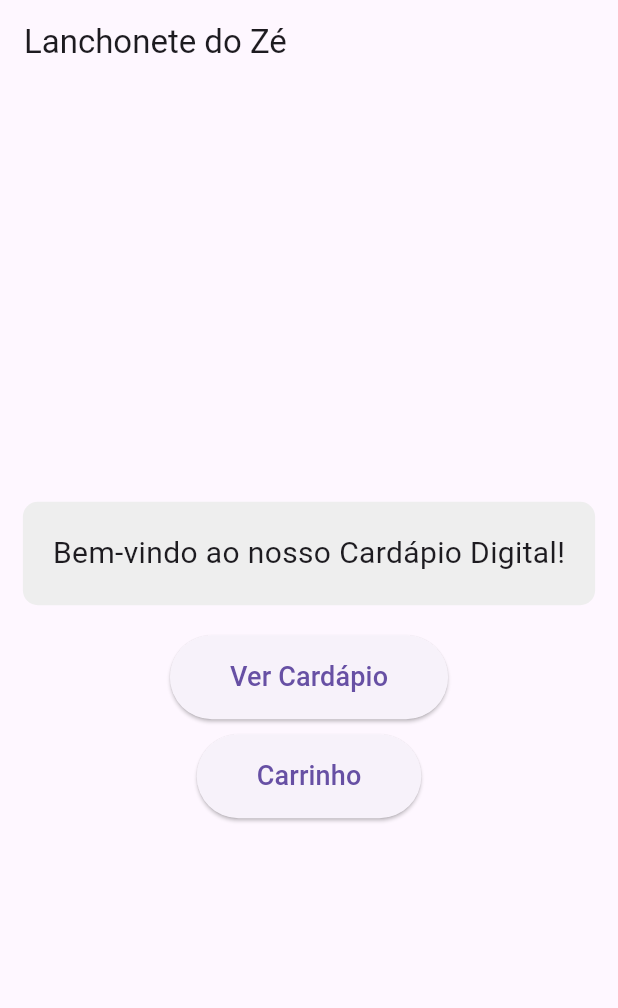
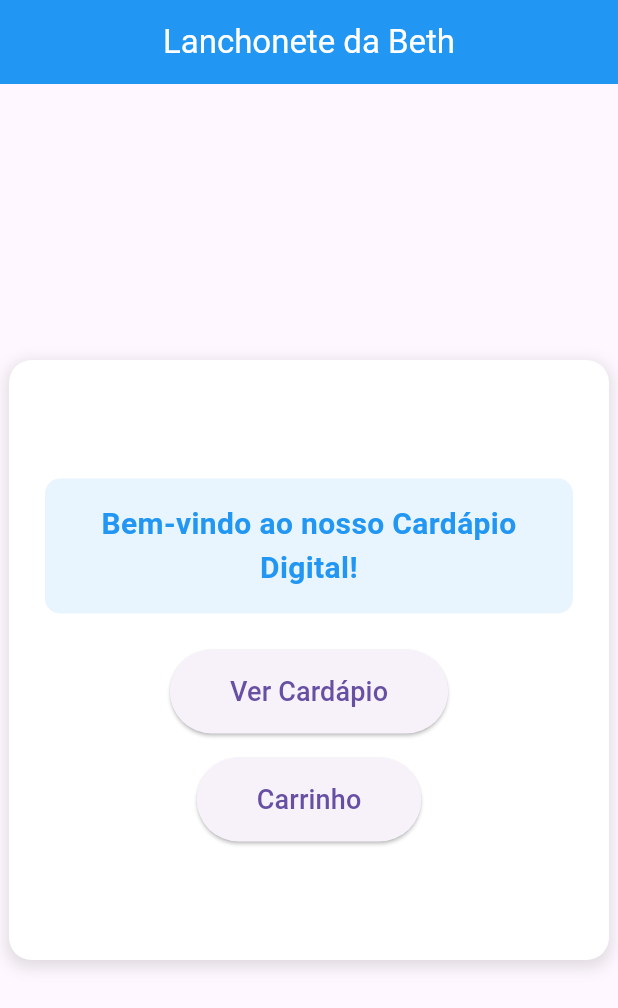
Before and after one commit to rafaelhgreco/Cardapio, a Flutter app: the screen it shows after launch, on a phone screen of 412 x 824 dp. Shown: the top 1008 px of the screen. Run offline on Flutter 3.47's test engine with Material 3 defaults, Android fonts, the phone set to English and light mode, and no system bars.

Commit message:
styled menu

```diff
--- a/lib/pages/home_page.dart
+++ b/lib/pages/home_page.dart
@@ -15,24 +15,51 @@ class _HomePageState extends State<HomePage> {
   Widget build(BuildContext context) {
     return Scaffold(
       appBar: AppBar(
-        title: const Text('Lanchonete do Zé'),
+        title: const Text(
+          'Lanchonete da Beth',
+          style: TextStyle(color: Colors.white), // Define a cor do texto
+        ),
+        centerTitle: true,
+        backgroundColor: Colors.blue,
       ),
       body: Center(
+        child: Container(
+          width: 400, // Largura fixa para a box
+          height: 400,
+          padding: const EdgeInsets.all(24),
+          decoration: BoxDecoration(
+            color: Colors.white,
+            borderRadius: BorderRadius.circular(15),
+            boxShadow: [
+              BoxShadow(
+                color: Colors.grey.withOpacity(0.3),
+                spreadRadius: 2,
+                blurRadius: 8,
+                offset: const Offset(0, 3),
+              ),
+            ],
+          ),
           child: Column(
+            mainAxisSize: MainAxisSize.min,
             mainAxisAlignment: MainAxisAlignment.center,
             children: [
               Container(
-              padding: const EdgeInsets.all(20),
+                padding: const EdgeInsets.all(16),
                 decoration: BoxDecoration(
-                color: Colors.grey[200],
+                  color: Colors.blue.withOpacity(0.1),
                   borderRadius: BorderRadius.circular(10),
                 ),
                 child: const Text(
                   'Bem-vindo ao nosso Cardápio Digital!',
-                style: TextStyle(fontSize: 20),
+                  textAlign: TextAlign.center,
+                  style: TextStyle(
+                    fontSize: 20,
+                    fontWeight: FontWeight.bold,
+                    color: Colors.blue,
                   ),
                 ),
-            const SizedBox(height: 20),
+              ),
+              const SizedBox(height: 24),
               CustomButton(
                 text: 'Ver Cardápio',
                 onPressed: () {
@@ -42,7 +69,7 @@ class _HomePageState extends State<HomePage> {
                   );
                 },
               ),
-            const SizedBox(height: 10),
+              const SizedBox(height: 16),
               CustomButton(
                 text: 'Carrinho',
                 onPressed: () {
@@ -55,6 +82,7 @@ class _HomePageState extends State<HomePage> {
             ],
           ),
         ),
+      ),
     );
   }
 }
```
Lines whose indentation alone changed are shown as unchanged.
